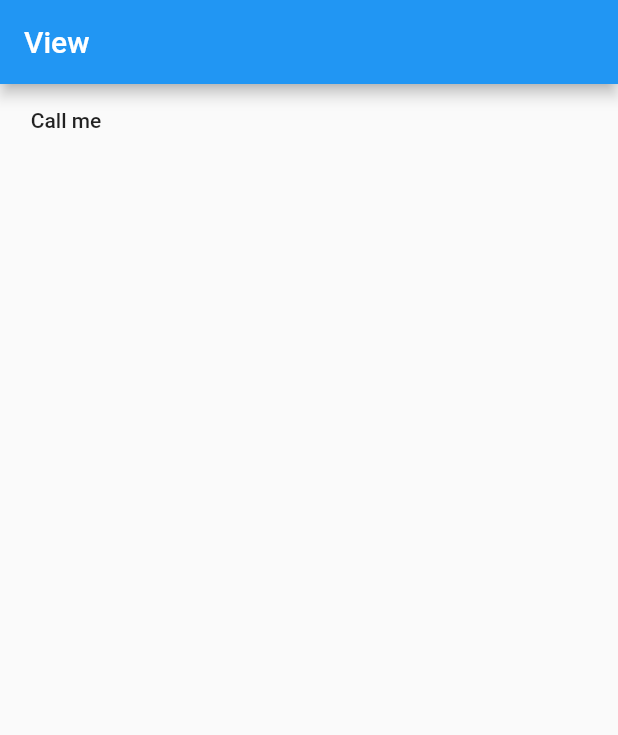
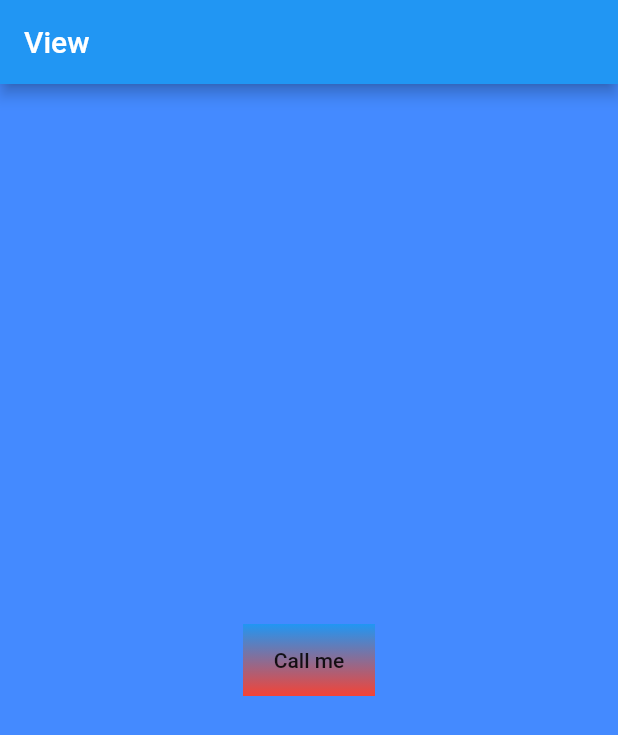
Before and after one commit to Moeenuddin178/Flutter_call_button_press_day_2, a Flutter app: the screen it shows after launch, on a phone screen of 412 x 824 dp. Shown: the top 735 px of the screen. Run offline on Flutter 3.47's test engine with Material 2 defaults, Android fonts, the phone set to English and light mode, and no system bars.

Commit message:
Add decoration in the button

```diff
--- a/lib/main.dart
+++ b/lib/main.dart
@@ -19,12 +19,28 @@ class Home extends StatelessWidget {
     appBar: new AppBar(
       title: new Text("View"),
     ),
-    body: InkWell(
-      child: new FlatButton(
-          onPressed: () => launch("tel://21213123123"),
-          child: new Text("Call me")),
-      splashColor: Colors.amberAccent,
-    ),
+    body: Container(
+      color: Colors.blueAccent,
+      child: new Center(
+        child: new Container(
+          decoration: new BoxDecoration(
+            gradient: new LinearGradient(colors:
+            [Colors.blue,
+            Colors.red,],
+              begin: FractionalOffset.topCenter,
+              end: FractionalOffset.bottomCenter,
+            ),
+          ),
+          child: new FlatButton(
+              onPressed: () => launch("tel://21213123123"),
+              child: new Text("Call me")),
+        ),
+
+
+      ),
+
+
+           ),
   );
 }
 
```
